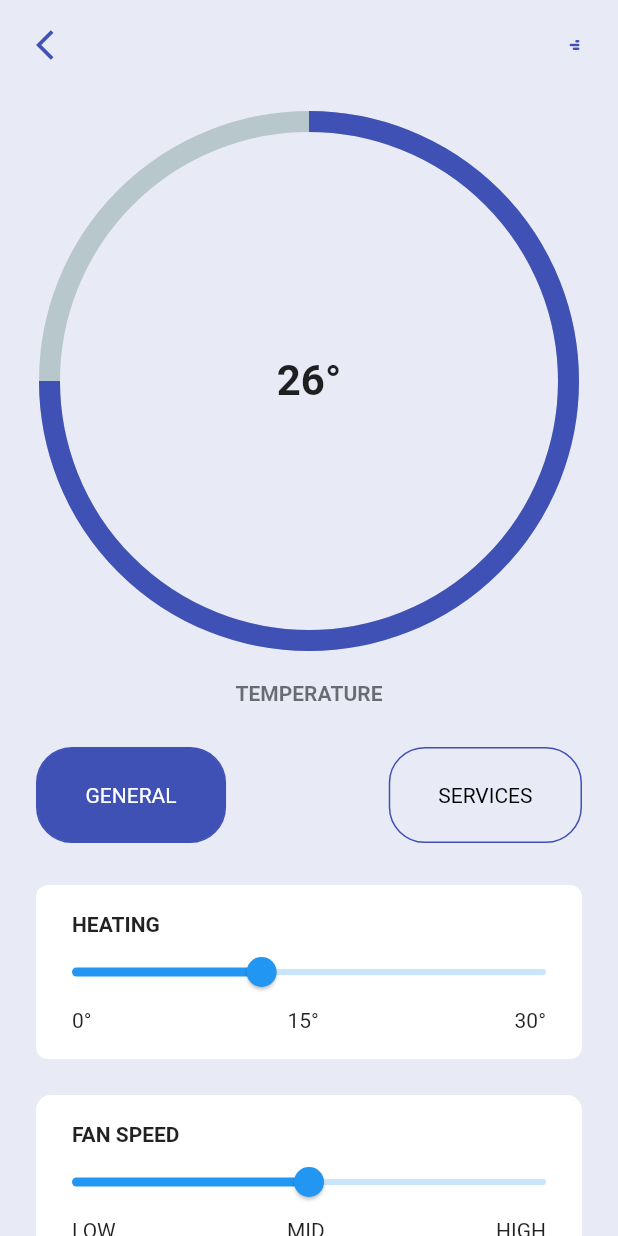
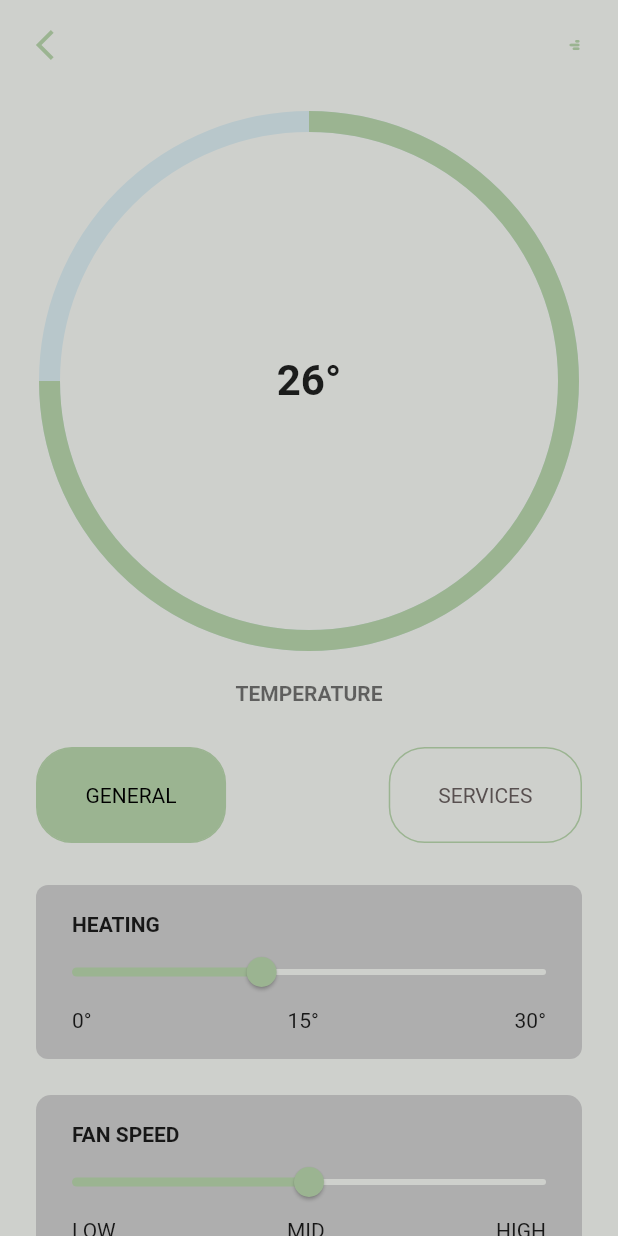
Before and after one commit to Ayah-Khawaldeh/Graduation_Project, a Flutter app: the dashbord screen opened directly, on a phone screen of 412 x 824 dp. Run offline on Flutter 3.47's test engine with Material 2 defaults, Android fonts, the phone set to English and light mode, and no system bars; drawn by our look-alikes of percent_indicator; our stand-ins replace curved_labeled_navigation_bar, flutter_screenutil, ionicons; missing offline and left inert: alan_voice, fluttermoji.

Commit message:
update first commit

```diff
--- a/lib/screens/dashbord.dart
+++ b/lib/screens/dashbord.dart
@@ -1,6 +1,5 @@
 import 'package:flutter/material.dart';
-// import 'package:flutter/src/widgets/framework.dart';
-// import 'package:flutter/src/widgets/placeholder.dart';
+
 import 'package:project1/screens/home.dart';
 import 'package:project1/screens/profile.dart';
 import 'package:project1/screens/registration.dart';
@@ -25,7 +24,7 @@ class _MyWidgetState extends State<dashbord> {
   @override
   Widget build(BuildContext context) {
     return Scaffold(
-      backgroundColor: Colors.indigo.shade50,
+      backgroundColor: Color(0xFFCED0CC),
       body: SafeArea(
         child: Container(
           margin: const EdgeInsets.only(top: 18, left: 24, right: 24),
@@ -42,14 +41,14 @@ class _MyWidgetState extends State<dashbord> {
                     },
                     child: const Icon(
                       Icons.arrow_back_ios,
-                      color: Colors.indigo,
+                      color: Color(0xFF9BB491),
                     ),
                   ),
                   const RotatedBox(
                     quarterTurns: 135,
                     child: Icon(
                       Icons.bar_chart_rounded,
-                      color: Colors.indigo,
+                      color: Color(0xFF9BB491),
                       size: 10,
                     ),
                   )
@@ -64,7 +63,7 @@ class _MyWidgetState extends State<dashbord> {
                       radius: 180,
                       lineWidth: 14,
                       percent: 0.75,
-                      progressColor: Colors.indigo,
+                      progressColor: Color(0xFF9BB491),
                       center: const Text(
                         '26\u00B0',
                         style: TextStyle(
@@ -93,12 +92,13 @@ class _MyWidgetState extends State<dashbord> {
                     Container(
                       padding: const EdgeInsets.symmetric(vertical: 18),
                       decoration: BoxDecoration(
-                        color: Colors.white,
+                        color: Color(0xFFAEAEAE),
                         borderRadius: BorderRadius.circular(8),
                       ),
                       child: Column(
                         crossAxisAlignment: CrossAxisAlignment.start,
                         children: [
+                          // Color:Colors.indigo,
                           const Padding(
                             padding: EdgeInsets.symmetric(horizontal: 24),
                             child: Text(
@@ -109,6 +109,9 @@ class _MyWidgetState extends State<dashbord> {
                             ),
                           ),
                           Slider(
+                            activeColor: Color(0xFF9BB491),
+                            inactiveColor: Color(0xFFCED0CC),
+                            // thumbColor: Color(0xFF9BB491),
                             value: heating,
                             onChanged: (newHeating) {
                               setState(() => heating = newHeating);
@@ -133,7 +136,7 @@ class _MyWidgetState extends State<dashbord> {
                     Container(
                       padding: const EdgeInsets.symmetric(vertical: 18),
                       decoration: BoxDecoration(
-                        color: Colors.white,
+                        color: Color(0xFFAEAEAE),
                         borderRadius: BorderRadius.circular(10),
                       ),
                       child: Column(
@@ -149,6 +152,8 @@ class _MyWidgetState extends State<dashbord> {
                             ),
                           ),
                           Slider(
+                            activeColor: Color(0xFF9BB491),
+                            inactiveColor: Color(0xFFCED0CC),
                             value: fan,
                             onChanged: (newFan) {
                               setState(() => fan = newFan);
@@ -198,15 +203,9 @@ class _MyWidgetState extends State<dashbord> {
         Container(
           padding: const EdgeInsets.all(18),
           decoration: BoxDecoration(
-            color: isActive ? Colors.indigo : Colors.white,
+            color: isActive ? Color(0xFF9BB491) : Color(0xFFAEAEAE),
             borderRadius: BorderRadius.circular(18),
           ),
-          // child: Image.asset(
-          //   isActive
-          //       ? 'assets/images/registration/splash.png'
-          //       : 'assets/images/registration/splash.png',
-
-          // ),
         ),
         const SizedBox(height: 10),
         Text(
@@ -229,118 +228,18 @@ class _MyWidgetState extends State<dashbord> {
         horizontal: 32,
       ),
       decoration: BoxDecoration(
-        color: isActive ? Colors.indigo : Colors.transparent,
+        // color: isActive ? Color(0xFF9BB491) : Colors.transparent,
+        color: isActive ? Color(0xFF9BB491) : Colors.transparent,
+
         borderRadius: BorderRadius.circular(24),
-        border: Border.all(color: Colors.indigo),
+        border: Border.all(color: Color(0xFF9BB491)),
       ),
       child: Text(
         title,
         style: TextStyle(
-          color: isActive ? Colors.white : Colors.black,
+          color: isActive ? Colors.black : Color.fromARGB(255, 88, 80, 80),
         ),
       ),
     );
   }
 }
-      // backgroundColor: Color(0xFFCED0CC),
-//       bottomNavigationBar: Container(
-//         height: 80,
-//         width: double.infinity,
-//         padding: EdgeInsets.all(10),
-//         color: Color(0xFF9BB491),
-//         child: Padding(
-//           padding: const EdgeInsets.only(bottom: 10),
-//           child: Row(
-//             mainAxisAlignment: MainAxisAlignment.spaceEvenly,
-//             children: [
-//               IconButton(
-//                 icon: const Icon(Icons.language),
-//                 tooltip: 'language Icon',
-//                 onPressed: () {
-//                   // return login();
-//                   // print("acount");
-//                   Navigator.push(
-//                     context,
-//                     MaterialPageRoute(
-//                         builder: (context) => const registration()),
-//                   );
-//                 },
-//               ),
-//               IconButton(
-//                 icon: const Icon(Icons.home),
-//                 tooltip: 'Home Icon',
-//                 onPressed: () {
-//                   Navigator.push(
-//                     context,
-//                     MaterialPageRoute(builder: (context) => const home()),
-//                   );
-//                 },
-//               ),
-
-//               //IconButton
-//               IconButton(
-//                 icon: const Icon(Icons.settings),
-//                 tooltip: 'Setting Icon',
-//                 onPressed: () {
-//                   Navigator.push(
-//                     context,
-//                     MaterialPageRoute(builder: (context) => const settings()),
-//                   );
-//                 },
-//               ),
-
-//               IconButton(
-//                 icon: const Icon(Icons.account_circle_rounded),
-//                 tooltip: ' Account Icon',
-//                 onPressed: () {
-//                   // return login();
-//                   // print("acount");
-//                   Navigator.push(
-//                     context,
-//                     MaterialPageRoute(builder: (context) => profile()),
-//                   );
-//                 },
-//               ),
-//               //IconButton
-//             ],
-//           ),
-//         ),
-//       ),
-//       body: CustomScrollView(
-//         slivers: [
-//           SliverAppBar(
-//             expandedHeight: 100,
-//             forceElevated: true,
-//             floating: true,
-//             backgroundColor: Color(0xFF9BB491),
-//             leading: IconButton(
-//               icon: Icon(
-//                 Icons.settings,
-//                 size: 30,
-//               ),
-//               onPressed: () {},
-//             ),
-//             flexibleSpace: FlexibleSpaceBar(
-//               title: Text("Dashbord"),
-//               centerTitle: true,
-//             ),
-//             actions: [
-//               IconButton(
-//                   onPressed: () {},
-//                   icon: Icon(
-//                     Icons.add,
-//                     size: 30,
-//                   )),
-//             ],
-//           ),
-//           // SliverList(
-//           //   delegate: SliverChildBuilderDelegate(
-//           //     // childCount: 2,
-//           //     // (BuildContex context,int  index) )
-//           //   ),
-//           // ),
-//         ],
-//       ),
-//     );
-//   }
-// }
--- a/lib/screens/home_layout.dart
+++ b/lib/screens/home_layout.dart
@@ -1,6 +1,7 @@
 import 'package:curved_labeled_navigation_bar/curved_navigation_bar.dart';
 import 'package:curved_labeled_navigation_bar/curved_navigation_bar_item.dart';
 import 'package:flutter/material.dart';
+import 'package:project1/screens/friend.dart';
 import 'package:project1/screens/home.dart';
 import 'package:project1/screens/profile.dart';
 import 'package:project1/screens/settings.dart';
@@ -35,7 +36,8 @@ class _HomeLayoutState extends State<HomeLayout> {
   int currentIndex = 0;
   List<Widget> screens = [
     const home(),
-    const profile(),
+    const friend(),
+    // const profile(),
     const settings(),
   ];
   @override
@@ -56,7 +58,7 @@ class _HomeLayoutState extends State<HomeLayout> {
             CurvedNavigationBarItem(
                 child: Icon(Icons.home, color: Colors.black)),
             CurvedNavigationBarItem(
-                child: Icon(Icons.person, color: Colors.black)),
+                child: Icon(Icons.face, color: Colors.black)),
             CurvedNavigationBarItem(
                 child: Icon(Icons.menu, color: Colors.black)),
           ]),
--- a/lib/screens/registration.dart
+++ b/lib/screens/registration.dart
@@ -1,7 +1,9 @@
 import 'package:flutter_screenutil/flutter_screenutil.dart';
 import 'package:project1/screens/signup.dart';
 import 'package:flutter/material.dart';
-import 'package:project1/screens/login_s.dart';
+import 'package:project1/screens/login.dart';
+
+import 'login_s.dart';
 
 class registration extends StatelessWidget {
   const registration({super.key});
```
Also changed, not shown: lib/screens/friend.dart (+6 -1 lines), lib/screens/splash.dart (+18 -13 lines).
